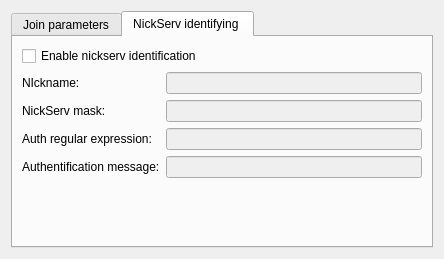
Old version of the form src/plugins/azoth/plugins/acetamide/ircjoingroupchat.ui in the repository 0xd34df00d/leechcraft.
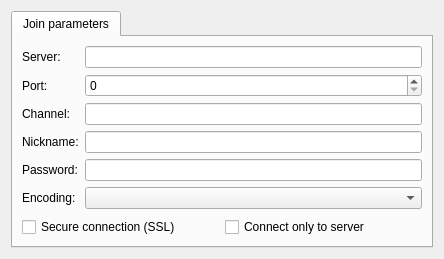
New version of the form. The open tabs and pages were chosen to show the change.

Commit message: Azoth Acetamide: only server join available

```diff
--- a/src/plugins/azoth/plugins/acetamide/ircjoingroupchat.ui
+++ b/src/plugins/azoth/plugins/acetamide/ircjoingroupchat.ui
@@ -24,7 +24,7 @@
        <string>Join parameters</string>
       </attribute>
       <layout class="QGridLayout" name="gridLayout_2">
-       <item row="0" column="0">
+       <item row="0" column="0" colspan="2">
         <layout class="QFormLayout" name="formLayout">
          <property name="fieldGrowthPolicy">
           <enum>QFormLayout::AllNonFixedFieldsGrow</enum>
@@ -117,83 +117,13 @@
          </property>
         </widget>
        </item>
-      </layout>
-     </widget>
-     <widget class="QWidget" name="tab_2">
-      <attribute name="title">
-       <string>NickServ identifying </string>
-      </attribute>
-      <layout class="QGridLayout" name="gridLayout_3">
-       <item row="0" column="0">
-        <widget class="QCheckBox" name="NickServIdentify_">
+       <item row="1" column="1">
+        <widget class="QCheckBox" name="OnlyServerConnect_">
          <property name="text">
-          <string>Enable nickserv identification</string>
+          <string>Connect only to server</string>
          </property>
         </widget>
        </item>
-       <item row="1" column="0">
-        <layout class="QFormLayout" name="formLayout_2">
-         <property name="fieldGrowthPolicy">
-          <enum>QFormLayout::ExpandingFieldsGrow</enum>
-         </property>
-         <item row="0" column="0">
-          <widget class="QLabel" name="nIcknameLabel">
-           <property name="text">
-            <string>NIckname:</string>
-           </property>
-          </widget>
-         </item>
-         <item row="0" column="1">
-          <widget class="QLineEdit" name="NickServNickname_">
-           <property name="enabled">
-            <bool>false</bool>
-           </property>
-          </widget>
-         </item>
-         <item row="1" column="0">
-          <widget class="QLabel" name="nickServMaskLabel">
-           <property name="text">
-            <string>NickServ mask:</string>
-           </property>
-          </widget>
-         </item>
-         <item row="1" column="1">
-          <widget class="QLineEdit" name="NickServMask_">
-           <property name="enabled">
-            <bool>false</bool>
-           </property>
-          </widget>
-         </item>
-         <item row="2" column="0">
-          <widget class="QLabel" name="authentificationRegularExpressionLabel">
-           <property name="text">
-            <string>Auth regular expression:</string>
-           </property>
-          </widget>
-         </item>
-         <item row="2" column="1">
-          <widget class="QLineEdit" name="NickServAuthRegExp_">
-           <property name="enabled">
-            <bool>false</bool>
-           </property>
-          </widget>
-         </item>
-         <item row="3" column="0">
-          <widget class="QLabel" name="identificationMessageLabel">
-           <property name="text">
-            <string>Authentification message:</string>
-           </property>
-          </widget>
-         </item>
-         <item row="3" column="1">
-          <widget class="QLineEdit" name="NickServAuthMessage_">
-           <property name="enabled">
-            <bool>false</bool>
-           </property>
-          </widget>
-         </item>
-        </layout>
-       </item>
       </layout>
      </widget>
     </widget>
```
Left out of the diff: 69 changed lines with no effect on the pictures. The commit also changes 3 other files.
